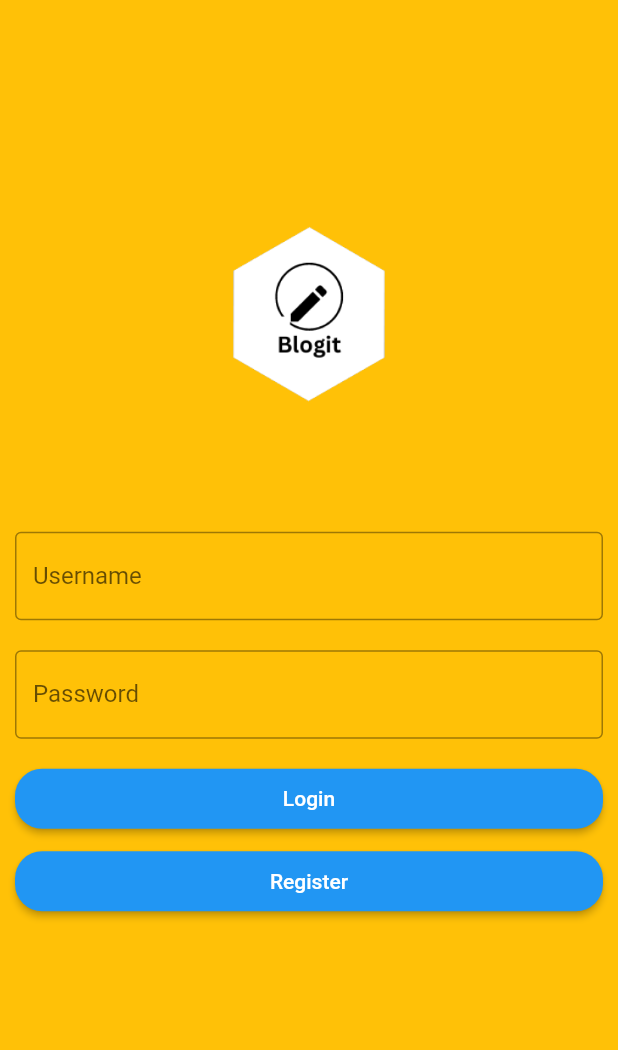
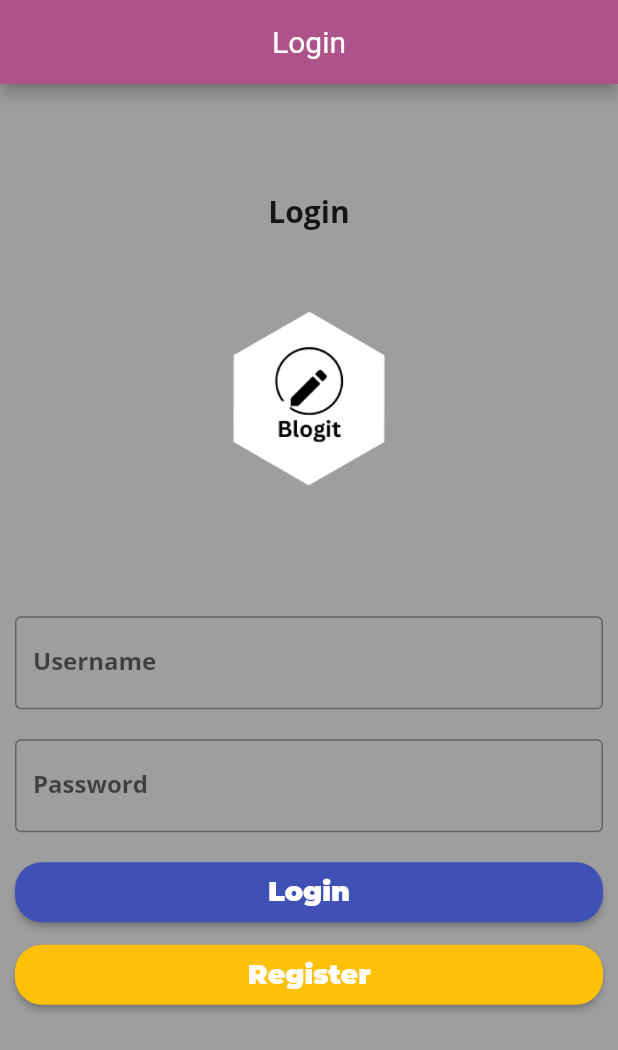
Before and after one commit to samyog437/flutter_blogit, a Flutter app: the screen it shows after launch, on a phone screen of 412 x 824 dp. Shown: the top 1050 px of the screen. Run offline on Flutter 3.47's test engine with Material 2 defaults, Android fonts, the phone set to English and light mode, and no system bars.

Commit message:
added fonts

```diff
--- a/lib/screen/loginscreen.dart
+++ b/lib/screen/loginscreen.dart
@@ -11,9 +11,12 @@ class _LoginScreenState extends State<LoginScreen> {
   @override
   Widget build(BuildContext context) {
     return Scaffold(
+      appBar: AppBar(
+        title: const Text('Login'),
+      ),
       body: Container(
         // color: Color(0xFFad5389),
-        color: Colors.amber,
+        // color: Colors.amber,
         padding: const EdgeInsets.all(10),
         height: double.infinity,
         child: Align(
@@ -21,6 +24,13 @@ class _LoginScreenState extends State<LoginScreen> {
           child: SingleChildScrollView(
             child: Column(
               children: [
+                const Text(
+                  'Login',
+                  style: TextStyle(
+                    fontSize: 20,
+                    // fontFamily: 'Montserrat BlackItalic',
+                  ),
+                ),
                 const Image(
                   image: AssetImage('assets/images/logo.png'),
                   width: 256,
@@ -50,14 +60,14 @@ class _LoginScreenState extends State<LoginScreen> {
                   height: 40,
                   child: ElevatedButton(
                     onPressed: () {},
-                    style: ButtonStyle(
-                      shape: MaterialStateProperty.all(
-                        RoundedRectangleBorder(
-                          borderRadius: BorderRadius.circular(18),
-                        ),
-                      ),
-                      // backgroundColor: MaterialStateProperty.all(Colors.amber),
-                    ),
+                    // style: ButtonStyle(
+                    //   shape: MaterialStateProperty.all(
+                    //     RoundedRectangleBorder(
+                    //       borderRadius: BorderRadius.circular(18),
+                    //     ),
+                    //   ),
+                    //   // backgroundColor: MaterialStateProperty.all(Colors.amber),
+                    // ),
                     child: const Text('Login'),
                   ),
                 ),
@@ -69,12 +79,15 @@ class _LoginScreenState extends State<LoginScreen> {
                   height: 40,
                   child: ElevatedButton(
                     onPressed: () {},
-                    style: ButtonStyle(
-                      shape: MaterialStateProperty.all(
-                        RoundedRectangleBorder(
-                          borderRadius: BorderRadius.circular(18),
-                        ),
-                      ),
+                    // style: ButtonStyle(
+                    //   shape: MaterialStateProperty.all(
+                    //     RoundedRectangleBorder(
+                    //       borderRadius: BorderRadius.circular(18),
+                    //     ),
+                    //   ),
+                    // ),
+                    style: ElevatedButton.styleFrom(
+                      backgroundColor: Colors.amber,
                     ),
                     child: const Text('Register'),
                   ),
```
Also changed, not shown: lib/main.dart (+13 -7 lines), lib/screen/splashscreen.dart (added, +50 -0 lines), lib/theme/theme_data.dart (added, +32 -0 lines), pubspec.yaml (+14 -12 lines), assets/fonts/Montserrat-Black.ttf (added), assets/fonts/Montserrat-BlackItalic.ttf (added), assets/fonts/OpenSans-Bold.ttf (added), assets/fonts/OpenSans-BoldItalic.ttf (added).
